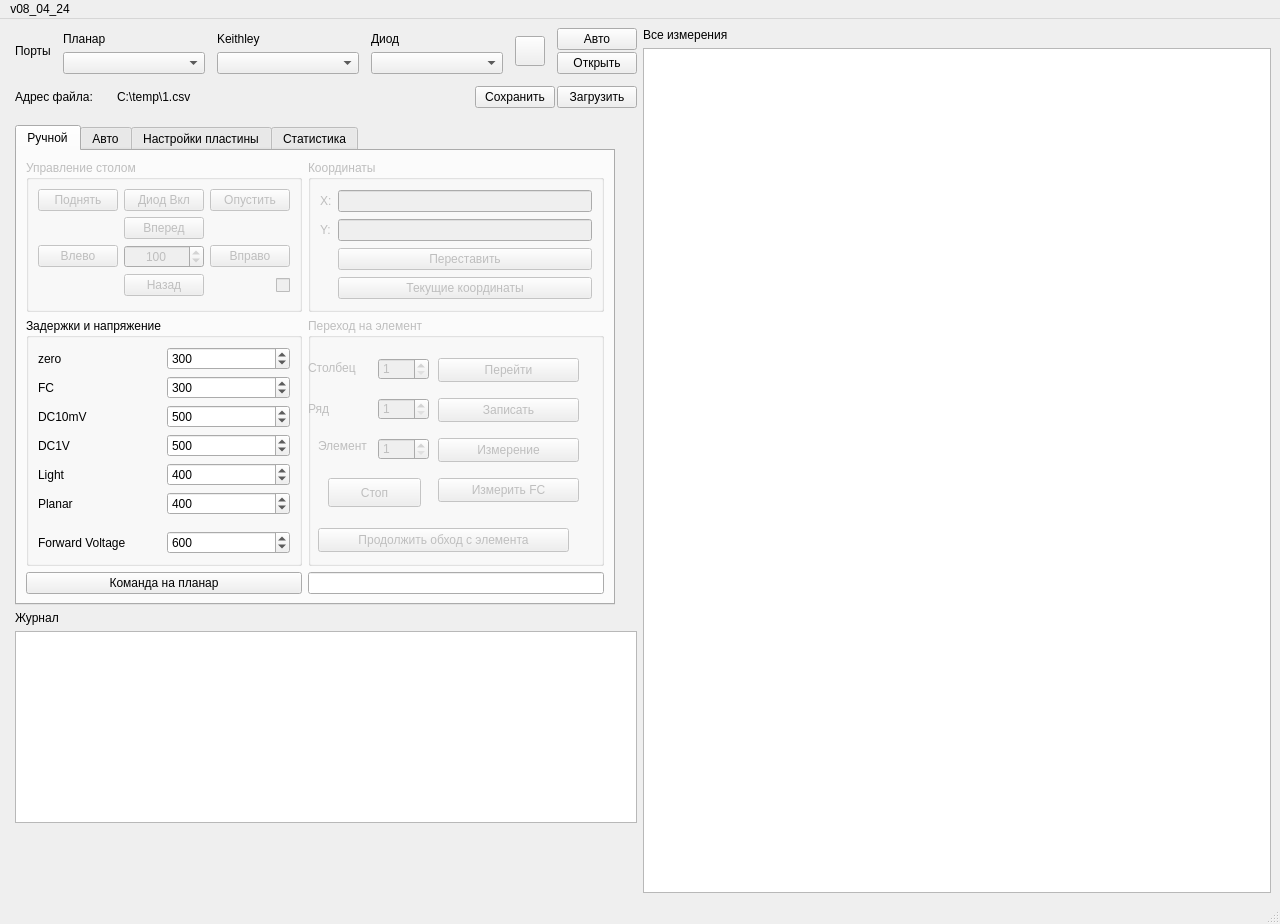
NatiBampo/ZondCOM, file mainwindow.ui: the form before one commit.
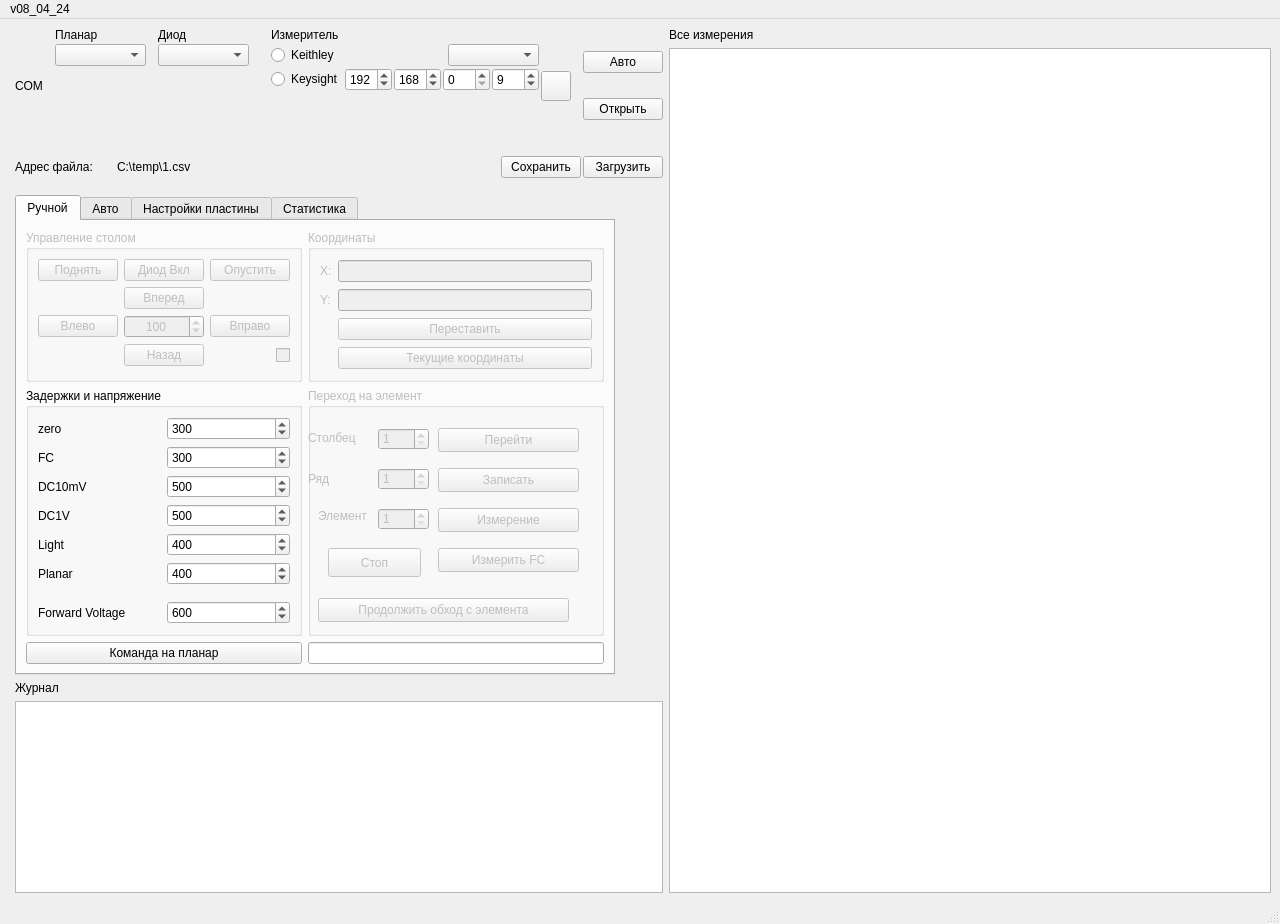
The form after the commit. Icons and pictures are not drawn.

Diff of the .ui file:
```diff
--- a/mainwindow.ui
+++ b/mainwindow.ui
@@ -123,7 +123,10 @@
           <item>
            <widget class="QLabel" name="label">
             <property name="text">
-             <string>Порты</string>
+             <string>COM</string>
+            </property>
+            <property name="margin">
+             <number>3</number>
             </property>
            </widget>
           </item>
@@ -158,38 +161,18 @@
               </property>
              </widget>
             </item>
-           </layout>
-          </item>
-          <item>
-           <layout class="QVBoxLayout" name="verticalLayout_6">
-            <property name="leftMargin">
-             <number>10</number>
-            </property>
             <item>
-             <widget class="QLabel" name="label_25">
-              <property name="maximumSize">
+             <spacer name="verticalSpacer_7">
+              <property name="orientation">
+               <enum>Qt::Vertical</enum>
+              </property>
+              <property name="sizeHint" stdset="0">
                <size>
-                <width>120</width>
-                <height>16777215</height>
+                <width>20</width>
+                <height>40</height>
                </size>
               </property>
-              <property name="text">
-               <string>Keithley</string>
-              </property>
-             </widget>
-            </item>
-            <item>
-             <widget class="QComboBox" name="keithlyPortComboBox">
-              <property name="sizePolicy">
-               <sizepolicy hsizetype="Expanding" vsizetype="Fixed">
-                <horstretch>0</horstretch>
-                <verstretch>0</verstretch>
-               </sizepolicy>
-              </property>
-              <property name="placeholderText">
-               <string>Не выбран</string>
-              </property>
-             </widget>
+             </spacer>
             </item>
            </layout>
           </item>
@@ -221,6 +204,124 @@
               </property>
              </widget>
             </item>
+            <item>
+             <spacer name="verticalSpacer_6">
+              <property name="orientation">
+               <enum>Qt::Vertical</enum>
+              </property>
+              <property name="sizeHint" stdset="0">
+               <size>
+                <width>20</width>
+                <height>40</height>
+               </size>
+              </property>
+             </spacer>
+            </item>
+           </layout>
+          </item>
+          <item>
+           <layout class="QVBoxLayout" name="verticalLayout_6">
+            <property name="leftMargin">
+             <number>10</number>
+            </property>
+            <item>
+             <widget class="QLabel" name="label_25">
+              <property name="maximumSize">
+               <size>
+                <width>120</width>
+                <height>16777215</height>
+               </size>
+              </property>
+              <property name="text">
+               <string>Измеритель</string>
+              </property>
+             </widget>
+            </item>
+            <item>
+             <layout class="QHBoxLayout" name="keithleyLayout">
+              <item>
+               <widget class="QRadioButton" name="keithleyRB">
+                <property name="text">
+                 <string>Keithley</string>
+                </property>
+               </widget>
+              </item>
+              <item>
+               <widget class="QComboBox" name="keithlyPortComboBox">
+                <property name="sizePolicy">
+                 <sizepolicy hsizetype="Fixed" vsizetype="Fixed">
+                  <horstretch>0</horstretch>
+                  <verstretch>0</verstretch>
+                 </sizepolicy>
+                </property>
+                <property name="placeholderText">
+                 <string>Не выбран</string>
+                </property>
+               </widget>
+              </item>
+             </layout>
+            </item>
+            <item>
+             <layout class="QHBoxLayout" name="KeysightLayout">
+              <item>
+               <widget class="QRadioButton" name="keisightRB">
+                <property name="text">
+                 <string>Keysight</string>
+                </property>
+               </widget>
+              </item>
+              <item>
+               <widget class="QSpinBox" name="ip0">
+                <property name="maximum">
+                 <number>255</number>
+                </property>
+                <property name="value">
+                 <number>192</number>
+                </property>
+               </widget>
+              </item>
+              <item>
+               <widget class="QSpinBox" name="ip1">
+                <property name="maximum">
+                 <number>255</number>
+                </property>
+                <property name="value">
+                 <number>168</number>
+                </property>
+               </widget>
+              </item>
+              <item>
+               <widget class="QSpinBox" name="ip2">
+                <property name="maximum">
+                 <number>255</number>
+                </property>
+               </widget>
+              </item>
+              <item>
+               <widget class="QSpinBox" name="ip3">
+                <property name="maximum">
+                 <number>255</number>
+                </property>
+                <property name="value">
+                 <number>9</number>
+                </property>
+               </widget>
+              </item>
+             </layout>
+            </item>
+            <item>
+             <spacer name="verticalSpacer_8">
+              <property name="orientation">
+               <enum>Qt::Vertical</enum>
+              </property>
+              <property name="sizeHint" stdset="0">
+               <size>
+                <width>20</width>
+                <height>5</height>
+               </size>
+              </property>
+             </spacer>
+            </item>
            </layout>
           </item>
           <item>
```
Left out of the diff: 2 changed lines with no effect on the pictures.
